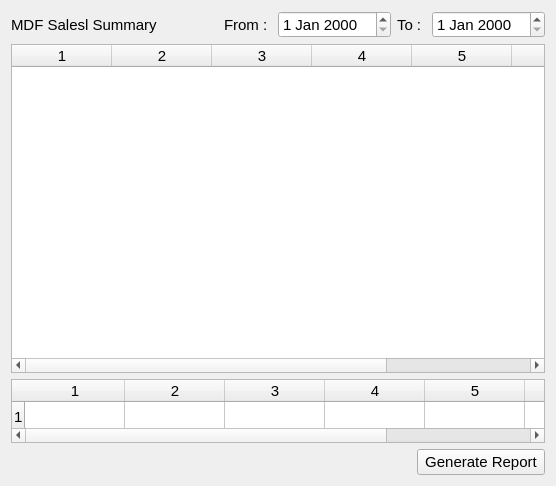
This is estorecpp/mdfsalessummary.ui in Watti/estorecpp as Qt 5 draws it before an edit. The edited form follows.
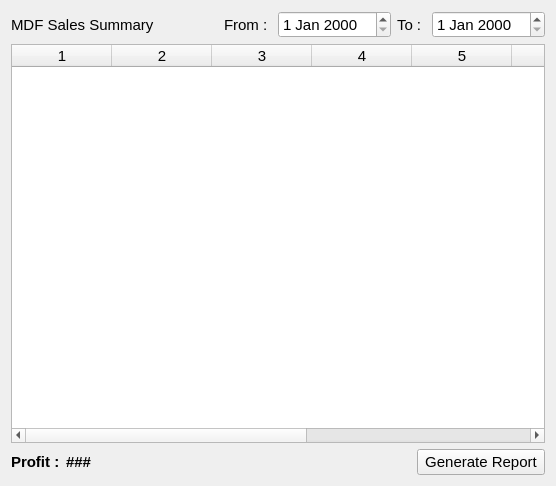
This is the edited form.

Commit message: mdf profit summary further improved

```diff
--- a/estorecpp/mdfsalessummary.ui
+++ b/estorecpp/mdfsalessummary.ui
@@ -24,7 +24,7 @@
         </font>
        </property>
        <property name="text">
-        <string>MDF Salesl Summary</string>
+        <string>MDF Sales Summary</string>
        </property>
       </widget>
      </item>
@@ -104,7 +104,7 @@
       <number>0</number>
      </property>
      <property name="columnCount">
-      <number>7</number>
+      <number>9</number>
      </property>
      <attribute name="horizontalHeaderVisible">
       <bool>true</bool>
@@ -114,47 +114,6 @@
      </attribute>
      <column/>
      <column/>
-     <column/>
-     <column/>
-     <column/>
-     <column/>
-     <column/>
-    </widget>
-   </item>
-   <item>
-    <widget class="QTableWidget" name="tableWidgetTotal">
-     <property name="sizePolicy">
-      <sizepolicy hsizetype="Expanding" vsizetype="Fixed">
-       <horstretch>0</horstretch>
-       <verstretch>0</verstretch>
-      </sizepolicy>
-     </property>
-     <property name="maximumSize">
-      <size>
-       <width>16777215</width>
-       <height>64</height>
-      </size>
-     </property>
-     <property name="font">
-      <font>
-       <pointsize>11</pointsize>
-       <weight>50</weight>
-       <bold>false</bold>
-      </font>
-     </property>
-     <property name="rowCount">
-      <number>1</number>
-     </property>
-     <property name="columnCount">
-      <number>7</number>
-     </property>
-     <attribute name="horizontalHeaderVisible">
-      <bool>true</bool>
-     </attribute>
-     <attribute name="verticalHeaderVisible">
-      <bool>true</bool>
-     </attribute>
-     <row/>
      <column/>
      <column/>
      <column/>
@@ -166,6 +125,34 @@
    </item>
    <item>
     <layout class="QHBoxLayout" name="horizontalLayout">
+     <item>
+      <widget class="QLabel" name="label_3">
+       <property name="font">
+        <font>
+         <pointsize>11</pointsize>
+         <weight>75</weight>
+         <bold>true</bold>
+        </font>
+       </property>
+       <property name="text">
+        <string>Profit :</string>
+       </property>
+      </widget>
+     </item>
+     <item>
+      <widget class="QLabel" name="totalProfitLbl">
+       <property name="font">
+        <font>
+         <pointsize>11</pointsize>
+         <weight>75</weight>
+         <bold>true</bold>
+        </font>
+       </property>
+       <property name="text">
+        <string>###</string>
+       </property>
+      </widget>
+     </item>
      <item>
       <spacer name="horizontalSpacer_2">
        <property name="orientation">
```
The commit also changes 1 other file.
